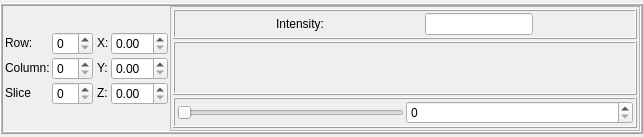
Old version of the form forms/voxelInformationWidget.ui in the repository isis-group/vast.
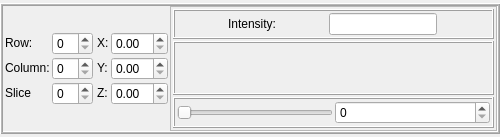
New version of the form.

Patch:
```diff
--- a/forms/voxelInformationWidget.ui
+++ b/forms/voxelInformationWidget.ui
@@ -6,19 +6,19 @@
    <rect>
     <x>0</x>
     <y>0</y>
-    <width>643</width>
+    <width>500</width>
     <height>137</height>
    </rect>
   </property>
   <property name="sizePolicy">
-   <sizepolicy hsizetype="Maximum" vsizetype="Maximum">
+   <sizepolicy hsizetype="Preferred" vsizetype="Maximum">
     <horstretch>0</horstretch>
     <verstretch>0</verstretch>
    </sizepolicy>
   </property>
   <property name="minimumSize">
    <size>
-    <width>0</width>
+    <width>500</width>
     <height>0</height>
    </size>
   </property>
```
